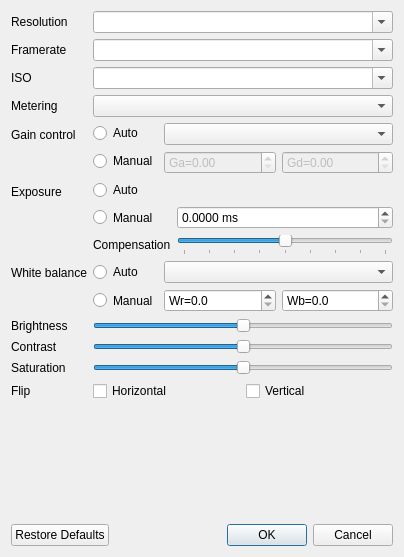
waveform-computing/compoundpi, file compoundpi/windows/configure_dialog.ui: the form before one commit.
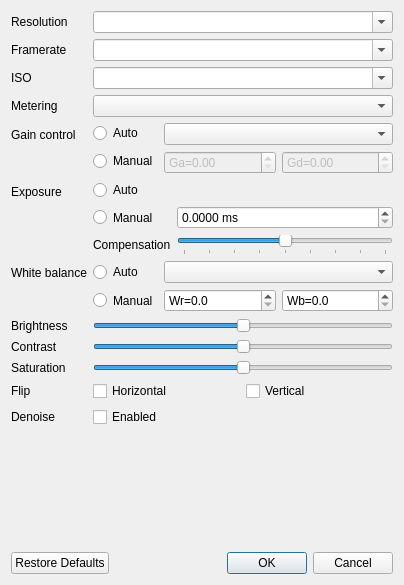
The form after the commit.

Diff of the .ui file:
```diff
--- a/compoundpi/windows/configure_dialog.ui
+++ b/compoundpi/windows/configure_dialog.ui
@@ -7,7 +7,7 @@
     <x>0</x>
     <y>0</y>
     <width>404</width>
-    <height>557</height>
+    <height>585</height>
    </rect>
   </property>
   <property name="windowTitle">
@@ -564,6 +564,26 @@
        </item>
       </layout>
      </item>
+     <item row="11" column="0">
+      <widget class="QLabel" name="denoise_label">
+       <property name="text">
+        <string>Denoise</string>
+       </property>
+       <property name="buddy">
+        <cstring>denoise_checkbox</cstring>
+       </property>
+      </widget>
+     </item>
+     <item row="11" column="1">
+      <widget class="QCheckBox" name="denoise_checkbox">
+       <property name="toolTip">
+        <string>Enable or disable the camera's software denoise algorithm</string>
+       </property>
+       <property name="text">
+        <string>Enabled</string>
+       </property>
+      </widget>
+     </item>
     </layout>
    </item>
    <item>
```
Left out of the diff: 1 changed line with no effect on the pictures.
